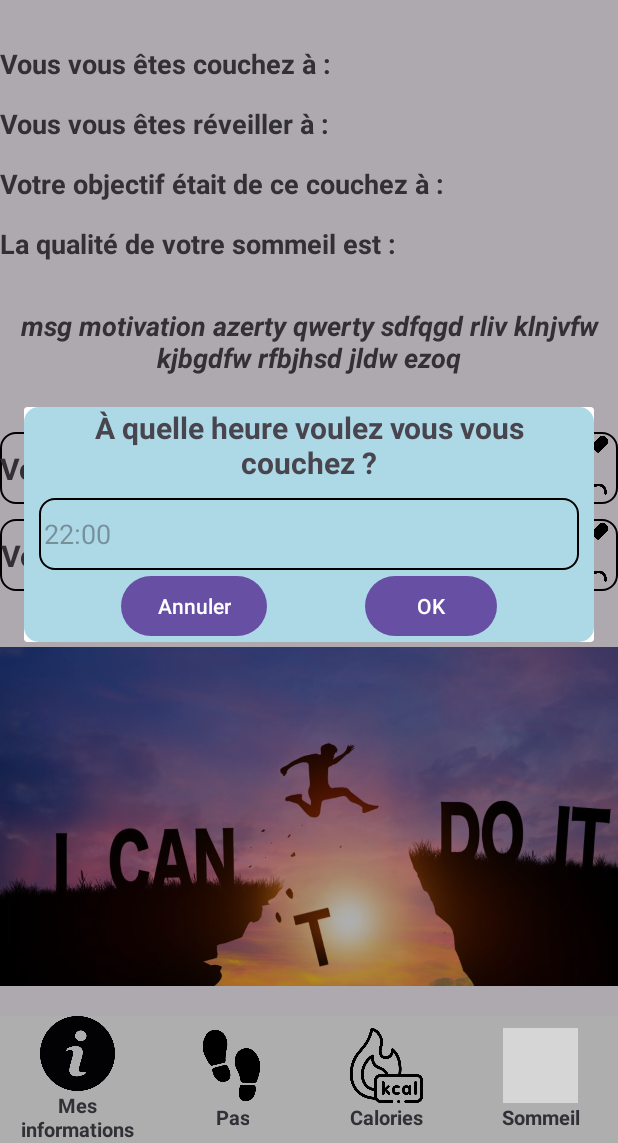
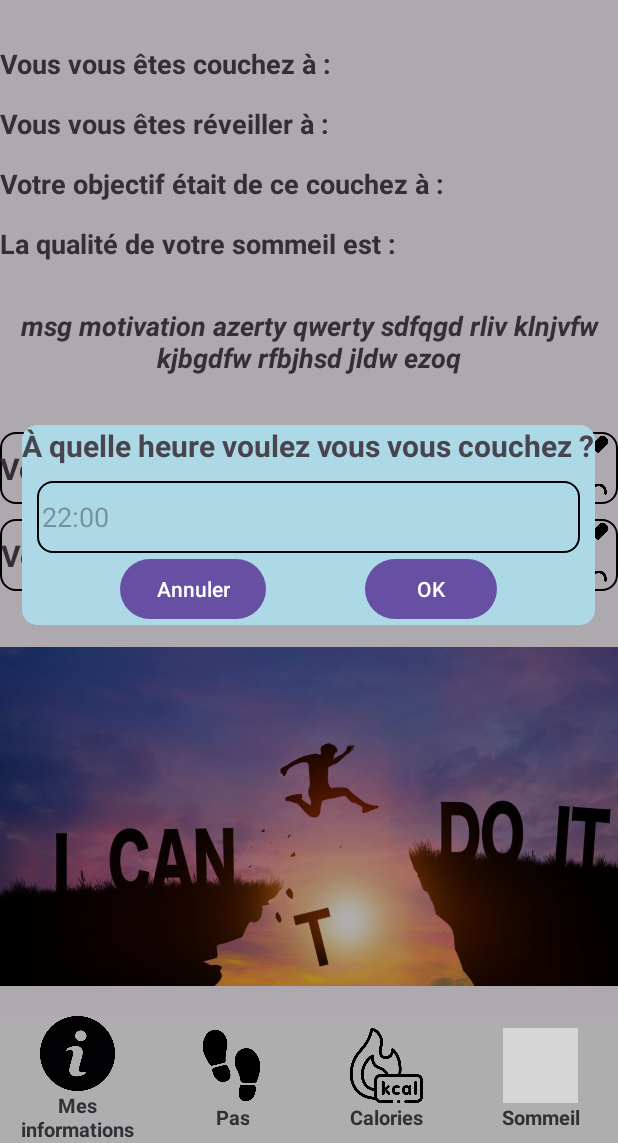
Before and after one commit to Erreur40A/Mon_suivie_de_sante, an Android app: the screen it shows after launch (SommeilActivity), after a tap on "bouton de modification", on a phone screen of 412 x 824 dp, the part 93-1236 px from its top. Run offline under Robolectric (Android 15) with nearby library versions, the light colour scheme and no system bars; grey boxes are pictures that could not be loaded.

Commit message:
fin ajout pop-up

```diff
--- a/app/src/main/java/com/example/monsuividesante/SommeilActivity.java
+++ b/app/src/main/java/com/example/monsuividesante/SommeilActivity.java
@@ -62,7 +62,7 @@ public class SommeilActivity extends AppCompatActivity {
     }
 
     public void setOnClickListenerBoutonHeureCoucher(View view){
-        AlertDialog.Builder pop_up_objectif_coucher = new AlertDialog.Builder(activity_sommeil);
+        AlertDialog.Builder pop_up_objectif_coucher = new AlertDialog.Builder(activity_sommeil, R.style.PopUpArrondi);
         pop_up_objectif_coucher.setView(R.layout.pop_up_heure_coucher);
 
         pop_up_objectif_coucher.setView(R.layout.pop_up_heure_coucher);
@@ -88,7 +88,7 @@ public class SommeilActivity extends AppCompatActivity {
     }
 
     public void setOnClickListenerBoutonHeureReveil(View view){
-        AlertDialog.Builder pop_up_objectif_coucher = new AlertDialog.Builder(activity_sommeil);
+        AlertDialog.Builder pop_up_objectif_coucher = new AlertDialog.Builder(activity_sommeil ,R.style.PopUpArrondi);
         pop_up_objectif_coucher.setView(R.layout.pop_up_heure_reveil);
 
         pop_up_objectif_coucher.setView(R.layout.pop_up_heure_reveil);
--- /dev/null
+++ b/app/src/main/res/values/styles.xml
@@ -0,0 +1,7 @@
+<?xml version="1.0" encoding="utf-8"?>
+<resources>
+    <style name="PopUpArrondi">
+        <item name="android:windowBackground">@drawable/background_pop_up</item>
+        <item name="android:windowIsFloating">true</item>
+    </style>
+</resources>
```
